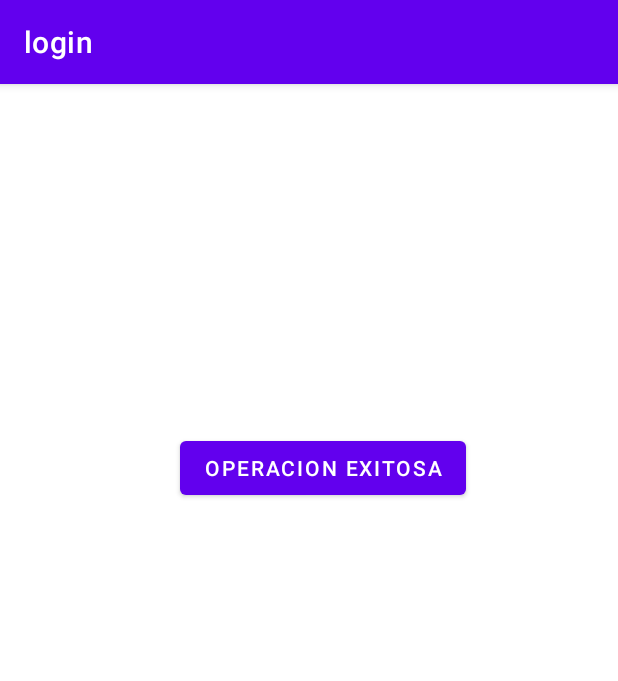
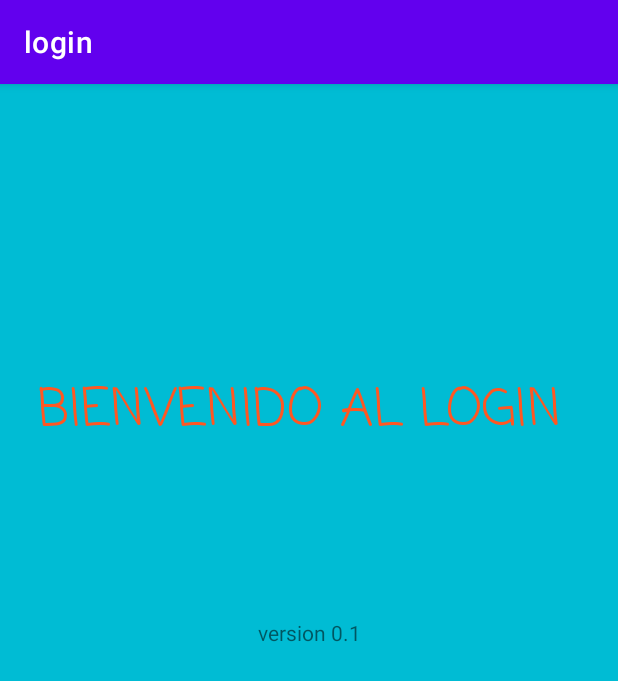
Before and after one commit to SuaArraY/login_firebase, an Android app: the MainActivity2 screen opened directly, with no data from a screen before it, on a phone screen of 412 x 824 dp. Shown: the top 681 px of the screen. Run offline under Robolectric (Android 15) with nearby library versions, the phone set to English and light mode, and no system bars.

Commit message:
mejora de diseño

```diff
--- a/app/src/main/res/layout/activity_main2.xml
+++ b/app/src/main/res/layout/activity_main2.xml
@@ -4,16 +4,31 @@
     xmlns:tools="http://schemas.android.com/tools"
     android:layout_width="match_parent"
     android:layout_height="match_parent"
+    android:background="#00BCD4"
+    android:backgroundTint="#00BCD4"
     tools:context=".MainActivity2">
 
-    <Button
-        android:id="@+id/button"
+    <TextView
+        android:id="@+id/textView"
         android:layout_width="wrap_content"
         android:layout_height="wrap_content"
-        android:layout_marginTop="232dp"
-        android:text="OPERACION EXITOSA"
+        android:layout_marginTop="192dp"
+        android:fontFamily="casual"
+        android:text="BIENVENIDO AL LOGIN "
+        android:textColor="#FF5722"
+        android:textSize="34sp"
         app:layout_constraintEnd_toEndOf="parent"
-        app:layout_constraintHorizontal_bias="0.541"
+        app:layout_constraintHorizontal_bias="0.49"
         app:layout_constraintStart_toStartOf="parent"
         app:layout_constraintTop_toTopOf="parent" />
+
+    <TextView
+        android:id="@+id/textView2"
+        android:layout_width="wrap_content"
+        android:layout_height="wrap_content"
+        android:layout_marginTop="112dp"
+        android:text="version 0.1"
+        app:layout_constraintEnd_toEndOf="parent"
+        app:layout_constraintStart_toStartOf="parent"
+        app:layout_constraintTop_toBottomOf="@+id/textView" />
 </androidx.constraintlayout.widget.ConstraintLayout>
```
Also changed, not shown: app/src/main/java/com/example/login/MainActivity.kt (+8 -1 lines), app/src/main/res/layout/activity_main.xml (+12 -4 lines).
